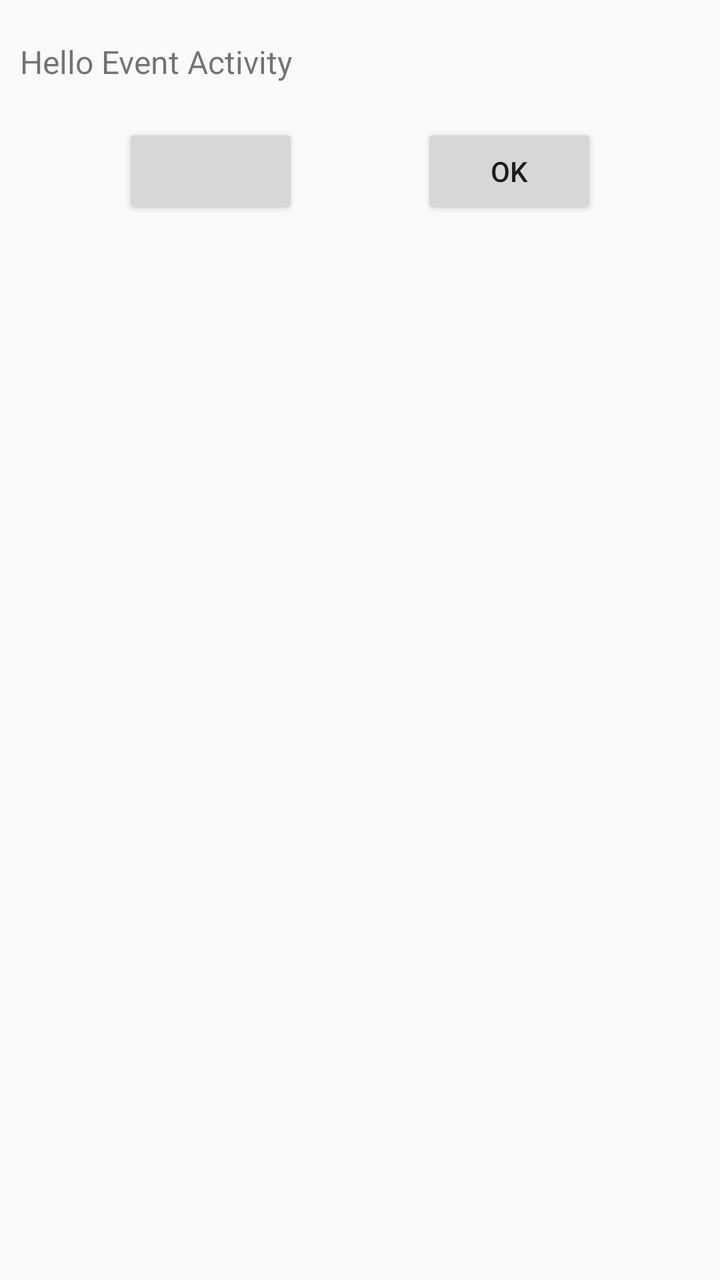
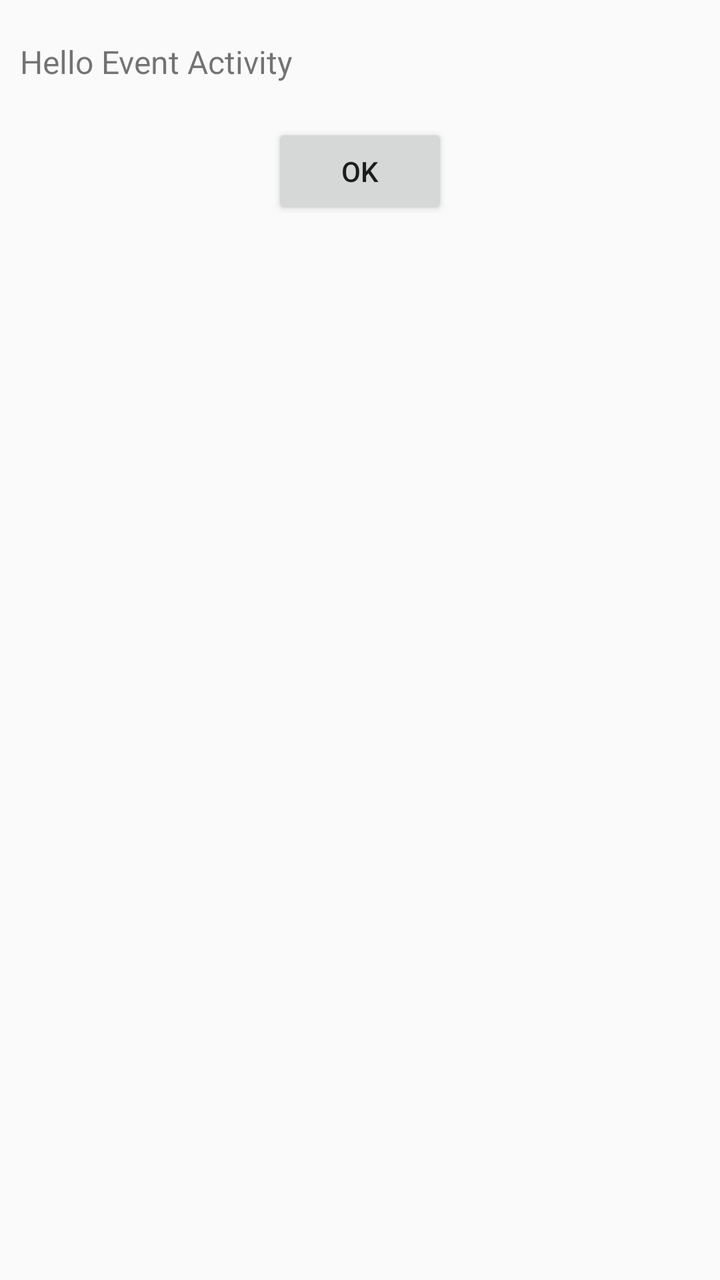

Screens rendered from an Android XML layout before and after an edit, with the pre-edit source and the edit as a unified diff.
<!-- AndroidManifest.xml: application theme AppTheme -->
<!-- res/layout/layout_event.xml -->
<?xml version="1.0" encoding="utf-8"?>
<LinearLayout xmlns:android="http://schemas.android.com/apk/res/android"
    xmlns:app="http://schemas.android.com/apk/res-auto"
    android:layout_width="match_parent"
    android:layout_height="match_parent">

    <ScrollView
        android:layout_width="match_parent"
        android:layout_height="match_parent"
        android:layout_marginTop="20dp"
        android:layout_marginBottom="20dp">

        <androidx.constraintlayout.widget.ConstraintLayout
            android:layout_width="match_parent"
            android:layout_height="match_parent">

            <TextView xmlns:android="http://schemas.android.com/apk/res/android"
                android:id="@+id/textview_event"
                android:layout_width="match_parent"
                android:layout_height="wrap_content"
                android:layout_marginLeft="10dp"
                android:layout_marginRight="10dp"
                android:lineSpacingExtra="8sp"
                android:lineSpacingMultiplier="0.8"
                android:text="Hello Event Activity"
                android:textSize="16sp"
                app:layout_constraintBottom_toTopOf="@+id/button_unregister"
                app:layout_constraintLeft_toLeftOf="parent"
                app:layout_constraintRight_toRightOf="parent"
                app:layout_constraintTop_toTopOf="parent" />

            <Button
                android:id="@+id/button_unregister"
                android:layout_width="wrap_content"
                android:layout_height="wrap_content"
                android:layout_marginTop="20dp"
                app:layout_constraintBottom_toBottomOf="parent"
                app:layout_constraintLeft_toLeftOf="parent"
                app:layout_constraintRight_toLeftOf="@+id/button_ok"
                app:layout_constraintTop_toBottomOf="@id/textview_event" />

            <Button
                android:id="@+id/button_ok"
                android:layout_width="wrap_content"
                android:layout_height="wrap_content"
                android:text="OK"
                android:layout_marginTop="20dp"
                app:layout_constraintBottom_toBottomOf="parent"
                app:layout_constraintLeft_toRightOf="@id/button_unregister"
                app:layout_constraintRight_toRightOf="parent"
                app:layout_constraintTop_toBottomOf="@id/textview_event" />


        </androidx.constraintlayout.widget.ConstraintLayout>

    </ScrollView>


</LinearLayout>
<!-- resources referenced by this layout -->
<resources>
  <style name="AppTheme" parent="Theme.AppCompat.Light.DarkActionBar">
          
          <item name="colorPrimary">@color/colorPrimary</item>
          <item name="colorPrimaryDark">@color/colorPrimaryDark</item>
          <item name="colorAccent">@color/colorAccent</item>
          <item name="windowActionBar">false</item>
          <item name="windowNoTitle">true</item>
          <item name="android:actionOverflowButtonStyle">@style/MyActionButtonOverflow</item>
      </style>
  <color name="colorPrimary">#6200EE</color>
  <color name="colorPrimaryDark">#3700B3</color>
  <color name="colorAccent">#03DAC5</color>
  <style name="MyActionButtonOverflow" parent="android:style/Widget.Holo.Light.ActionButton.Overflow">
          <item name="android:src">@drawable/ic_menu</item>
          <item name="android:background">?android:attr/actionBarItemBackground</item>
          <item name="android:contentDescription">"Lala"</item>
      </style>
  <!-- drawable ic_menu (drawable-anydpi) -->
  <vector xmlns:android="http://schemas.android.com/apk/res/android"
      android:width="32dp"
      android:height="32dp"
      android:viewportWidth="24"
      android:viewportHeight="24"
      android:tint="#333333"
      android:alpha="0.6"
      android:autoMirrored="true">
    <path
        android:fillColor="@android:color/white"
        android:pathData="M3,13h2v-2L3,11v2zM3,17h2v-2L3,15v2zM3,9h2L5,7L3,7v2zM7,13h14v-2L7,11v2zM7,17h14v-2L7,15v2zM7,7v2h14L21,7L7,7z"/>
  </vector>
</resources>

<!-- the commit's change to res/layout/layout_event.xml (unified diff, before → after) -->
@@ -24,20 +24,11 @@
                 android:lineSpacingMultiplier="0.8"
                 android:text="Hello Event Activity"
                 android:textSize="16sp"
-                app:layout_constraintBottom_toTopOf="@+id/button_unregister"
+                app:layout_constraintBottom_toTopOf="@+id/button_ok"
                 app:layout_constraintLeft_toLeftOf="parent"
                 app:layout_constraintRight_toRightOf="parent"
                 app:layout_constraintTop_toTopOf="parent" />
 
-            <Button
-                android:id="@+id/button_unregister"
-                android:layout_width="wrap_content"
-                android:layout_height="wrap_content"
-                android:layout_marginTop="20dp"
-                app:layout_constraintBottom_toBottomOf="parent"
-                app:layout_constraintLeft_toLeftOf="parent"
-                app:layout_constraintRight_toLeftOf="@+id/button_ok"
-                app:layout_constraintTop_toBottomOf="@id/textview_event" />
 
             <Button
                 android:id="@+id/button_ok"
@@ -46,9 +37,9 @@
                 android:text="OK"
                 android:layout_marginTop="20dp"
                 app:layout_constraintBottom_toBottomOf="parent"
-                app:layout_constraintLeft_toRightOf="@id/button_unregister"
-                app:layout_constraintRight_toRightOf="parent"
-                app:layout_constraintTop_toBottomOf="@id/textview_event" />
+                app:layout_constraintTop_toBottomOf="@id/textview_event"
+                app:layout_constraintStart_toStartOf="parent"
+                app:layout_constraintEnd_toEndOf="parent" />
 
 
         </androidx.constraintlayout.widget.ConstraintLayout>
